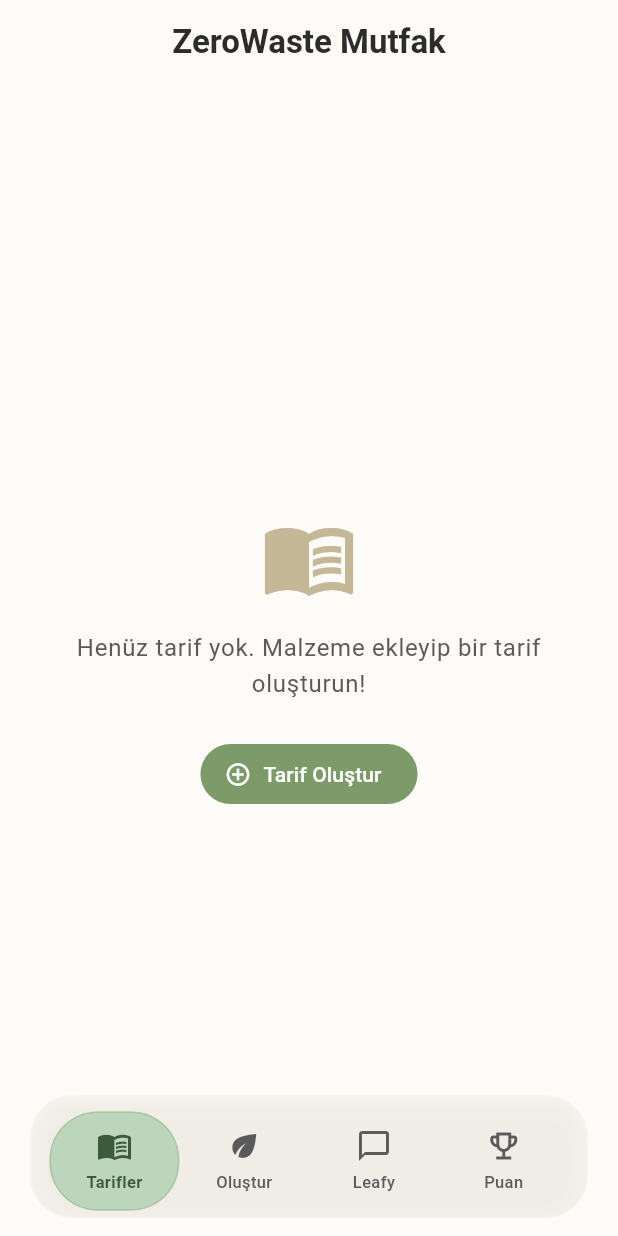
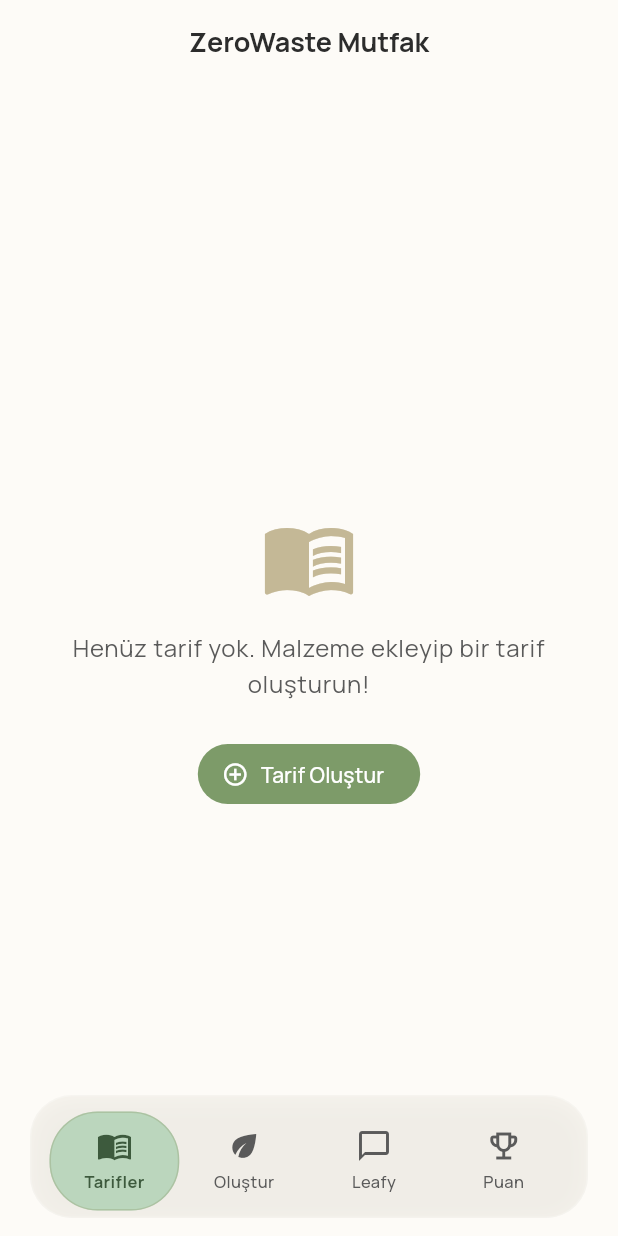
Before and after one commit to AhmetKoca32/zerowaste, a Flutter app: the screen it shows after launch, on a phone screen of 412 x 824 dp. Run offline on Flutter 3.47's test engine with Material 3 defaults, Android fonts, the light colour scheme and no system bars; our stand-ins replace cloud_firestore, dio, firebase_auth, firebase_core, flutter_dotenv, flutter_markdown and 6 more; accounts and stored records are empty; generated files the repository leaves out were written again.

Commit message:
clean arthitecture mantığına göre fontlar ve renk paletleri eklendi

```diff
--- a/lib/core/theme/app_colors.dart
+++ b/lib/core/theme/app_colors.dart
@@ -1,8 +1,56 @@
 import 'package:flutter/material.dart';
 
 /// Nature-friendly palette: pastel greens and earth tones.
+/// Brand palette (main app colors) is defined below; apply in theme when needed.
 abstract final class AppColors {
   AppColors._();
+
+  // ----- Brand / Primary palette (ana renk paleti) -----
+  /// Turuncu - #ed6826
+  static const Color brandOrange = Color(0xFFED6826);
+  /// Krem / sarımsı beyaz - #ffffcc
+  static const Color brandCream = Color(0xFFFFFFCC);
+  /// Siyah (PANTONE BLACK) - #000000
+  static const Color brandBlack = Color(0xFF000000);
+  /// Beyaz - #ffffff
+  static const Color brandWhite = Color(0xFFFFFFFF);
+
+  // ----- Brand secondary / helper (ana yardımcı renkler, opaklıklı) -----
+  /// #ed6826 @ 84%
+  static const Color brandOrange84 = Color(0xD6ED6826);
+  /// #ed6826 @ 70%
+  static const Color brandOrange70 = Color(0xB3ED6826);
+  /// #ffffcc @ 84%
+  static const Color brandCream84 = Color(0xD6FFFFCC);
+  /// #ffffcc @ 70%
+  static const Color brandCream70 = Color(0xB3FFFFCC);
+  /// #000000 @ 84%
+  static const Color brandBlack84 = Color(0xD6000000);
+  /// #000000 @ 70%
+  static const Color brandBlack70 = Color(0xB3000000);
+
+  // ----- Extended palette (21 renk, kullanıma hazır) -----
+  static const Color paletteLightGreen = Color(0xFFC9DA2B);
+  static const Color paletteBrightYellow = Color(0xFFFFCC00);
+  static const Color paletteDarkBrown = Color(0xFF240201);
+  static const Color paletteSkyBlue = Color(0xFF46A9DD);
+  static const Color paletteOrangeRed = Color(0xFFEF4E23);
+  static const Color paletteDarkPurple = Color(0xFF663399);
+  static const Color paletteMediumGray = Color(0xFF7C7C7C);
+  static const Color paletteForestGreen = Color(0xFF4C8C41);
+  static const Color paletteGoldenYellow = Color(0xFFFFD146);
+  static const Color paletteReddishBrown = Color(0xFF924D38);
+  static const Color paletteTealMint = Color(0xFF60C3B0);
+  static const Color paletteBurntOrange = Color(0xFFC94A30);
+  static const Color paletteMediumPurple = Color(0xFF8F5391);
+  static const Color paletteLightGray = Color(0xFFC1C1C1);
+  static const Color paletteOliveGreen = Color(0xFF7F8033);
+  static const Color palettePaleYellow = Color(0xFFFFCB67);
+  static const Color paletteLightBrown = Color(0xFFDDA97A);
+  static const Color paletteSlateGreen = Color(0xFF629085);
+  static const Color paletteMutedRed = Color(0xFFCC6666);
+  static const Color paletteGrayishPurple = Color(0xFF7C637C);
+  static const Color paletteOffWhite = Color(0xFFEDEAE6);
 
   // ----- Pastel Greens -----
   static const Color sage = Color(0xFF9CAF88);
--- a/lib/core/theme/app_theme.dart
+++ b/lib/core/theme/app_theme.dart
@@ -1,6 +1,7 @@
 import 'package:flutter/material.dart';
 
 import 'app_colors.dart';
+import 'app_typography.dart';
 
 /// Material 3 theme with nature-friendly pastel green and earth tone palette.
 abstract final class AppTheme {
@@ -65,7 +66,27 @@ abstract final class AppTheme {
           borderSide: const BorderSide(color: AppColors.fern, width: 2),
         ),
       ),
-      fontFamily: 'Roboto',
+      fontFamily: AppTextStyle.fontFamily,
+      textTheme: TextTheme(
+        displayLarge: AppTextStyle.displayLarge,
+        displayMedium: AppTextStyle.displayMedium,
+        displaySmall: AppTextStyle.displaySmall,
+        headlineLarge: AppTextStyle.headlineLarge,
+        headlineMedium: AppTextStyle.headlineMedium,
+        headlineSmall: AppTextStyle.headlineSmall,
+        titleLarge: AppTextStyle.titleLarge,
+        titleMedium: AppTextStyle.titleMedium,
+        titleSmall: AppTextStyle.titleSmall,
+        bodyLarge: AppTextStyle.bodyLarge,
+        bodyMedium: AppTextStyle.bodyMedium,
+        bodySmall: AppTextStyle.bodySmall,
+        labelLarge: AppTextStyle.labelLarge,
+        labelMedium: AppTextStyle.labelMedium,
+        labelSmall: AppTextStyle.labelSmall,
+      ).apply(
+        bodyColor: colorScheme.onSurface,
+        displayColor: colorScheme.onSurface,
+      ),
     );
   }
 }
--- /dev/null
+++ b/lib/core/theme/app_typography.dart
@@ -0,0 +1,125 @@
+import 'package:flutter/material.dart';
+
+/// Manrope tipografi: Book (300), Regular (400), Medium (500), Bold (700).
+/// Clean architecture: core/theme; sadece stil tanımları, kullanım feature/presentation katmanında.
+abstract final class AppTextStyle {
+  AppTextStyle._();
+
+  static const String fontFamily = 'Manrope';
+
+  // ----- Ağırlık sabitleri -----
+  static const FontWeight book = FontWeight.w300;
+  static const FontWeight regular = FontWeight.w400;
+  static const FontWeight medium = FontWeight.w500;
+  static const FontWeight bold = FontWeight.w700;
+
+  // ----- Display -----
+  static const TextStyle displayLarge = TextStyle(
+    fontFamily: fontFamily,
+    fontWeight: bold,
+    fontSize: 32,
+    height: 1.25,
+    letterSpacing: -0.5,
+  );
+  static const TextStyle displayMedium = TextStyle(
+    fontFamily: fontFamily,
+    fontWeight: bold,
+    fontSize: 28,
+    height: 1.3,
+    letterSpacing: -0.25,
+  );
+  static const TextStyle displaySmall = TextStyle(
+    fontFamily: fontFamily,
+    fontWeight: bold,
+    fontSize: 24,
+    height: 1.35,
+  );
+
+  // ----- Headline -----
+  static const TextStyle headlineLarge = TextStyle(
+    fontFamily: fontFamily,
+    fontWeight: medium,
+    fontSize: 22,
+    height: 1.3,
+  );
+  static const TextStyle headlineMedium = TextStyle(
+    fontFamily: fontFamily,
+    fontWeight: medium,
+    fontSize: 20,
+    height: 1.35,
+  );
+  static const TextStyle headlineSmall = TextStyle(
+    fontFamily: fontFamily,
+    fontWeight: medium,
+    fontSize: 18,
+    height: 1.4,
+  );
+
+  // ----- Title -----
+  static const TextStyle titleLarge = TextStyle(
+    fontFamily: fontFamily,
+    fontWeight: medium,
+    fontSize: 18,
+    height: 1.4,
+  );
+  static const TextStyle titleMedium = TextStyle(
+    fontFamily: fontFamily,
+    fontWeight: medium,
+    fontSize: 16,
+    height: 1.4,
+    letterSpacing: 0.15,
+  );
+  static const TextStyle titleSmall = TextStyle(
+    fontFamily: fontFamily,
+    fontWeight: medium,
+    fontSize: 14,
+    height: 1.45,
+    letterSpacing: 0.1,
+  );
+
+  // ----- Body -----
+  static const TextStyle bodyLarge = TextStyle(
+    fontFamily: fontFamily,
+    fontWeight: regular,
+    fontSize: 16,
+    height: 1.5,
+    letterSpacing: 0.5,
+  );
+  static const TextStyle bodyMedium = TextStyle(
+    fontFamily: fontFamily,
+    fontWeight: regular,
+    fontSize: 14,
+    height: 1.45,
+    letterSpacing: 0.25,
+  );
+  static const TextStyle bodySmall = TextStyle(
+    fontFamily: fontFamily,
+    fontWeight: regular,
+    fontSize: 12,
+    height: 1.5,
+    letterSpacing: 0.4,
+  );
+
+  // ----- Label -----
+  static const TextStyle labelLarge = TextStyle(
+    fontFamily: fontFamily,
+    fontWeight: medium,
+    fontSize: 14,
+    height: 1.45,
+    letterSpacing: 0.1,
+  );
+  static const TextStyle labelMedium = TextStyle(
+    fontFamily: fontFamily,
+    fontWeight: medium,
+    fontSize: 12,
+    height: 1.4,
+    letterSpacing: 0.5,
+  );
+  static const TextStyle labelSmall = TextStyle(
+    fontFamily: fontFamily,
+    fontWeight: book,
+    fontSize: 11,
+    height: 1.45,
+    letterSpacing: 0.5,
+  );
+}
```
Also changed, not shown: pubspec.yaml (+12 -0 lines), assets/fonts/Manrope-Bold.ttf (added), assets/fonts/Manrope-Light.ttf (added), assets/fonts/Manrope-Medium.ttf (added), assets/fonts/Manrope-Regular.ttf (added), 2 other files.
